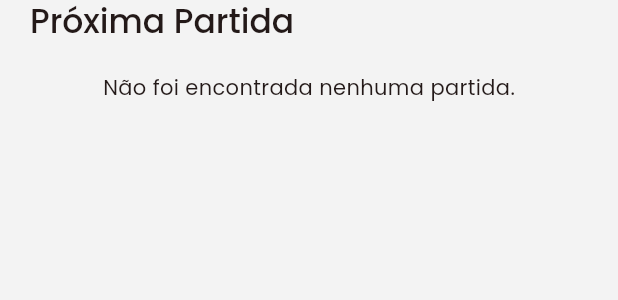
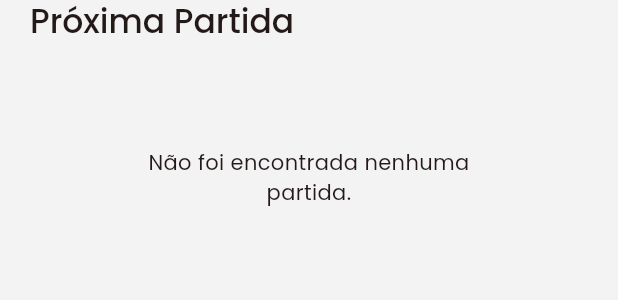
Before and after one commit to joaopegoraro/meu-mengao, a Flutter app: the ProximaPartida widget shown alone on an empty page, opened directly, on a phone screen of 412 x 824 dp. Shown: the top 300 px of the screen. Run offline on Flutter 3.47's test engine with Material 2 defaults, Android fonts, the phone set to English and light mode, and no system bars; our stand-ins replace firebase_auth, firebase_core, flutter_riverpod, flutter_zoom_drawer, shared_preferences, shimmer and 2 more; missing offline and left inert: launch_review; accounts and stored records are empty; network calls fail.

Commit message:
Corrigi responsividade na mensagem de erro das listas vazias

```diff
--- a/lib/ui/noticias/widgets/proxima_partida.dart
+++ b/lib/ui/noticias/widgets/proxima_partida.dart
@@ -47,8 +47,14 @@ class _ProximaPartidaState extends ConsumerState<ProximaPartida> {
               padding: const EdgeInsets.only(top: 20.0),
               child: Builder(builder: (_) {
                 if (!isLoading && proximaPartida == null) {
-                  return const Center(
-                    child: Text("Não foi encontrada nenhuma partida."),
+                  return const Padding(
+                    padding: EdgeInsets.all(50.0),
+                    child: Center(
+                      child: Text(
+                        "Não foi encontrada nenhuma partida.",
+                        textAlign: TextAlign.center,
+                      ),
+                    ),
                   );
                 }
 
```
Also changed, not shown: lib/ui/calendario/tela_calendario.dart (+8 -2 lines), lib/ui/noticias/tela_noticias.dart (+5 -2 lines), lib/ui/resultados/tela_resultados.dart (+8 -2 lines), lib/ui/tabelas/tela_tabelas.dart (+8 -2 lines), lib/ui/tabelas/widgets/campeonato_item.dart (+16 -4 lines).
